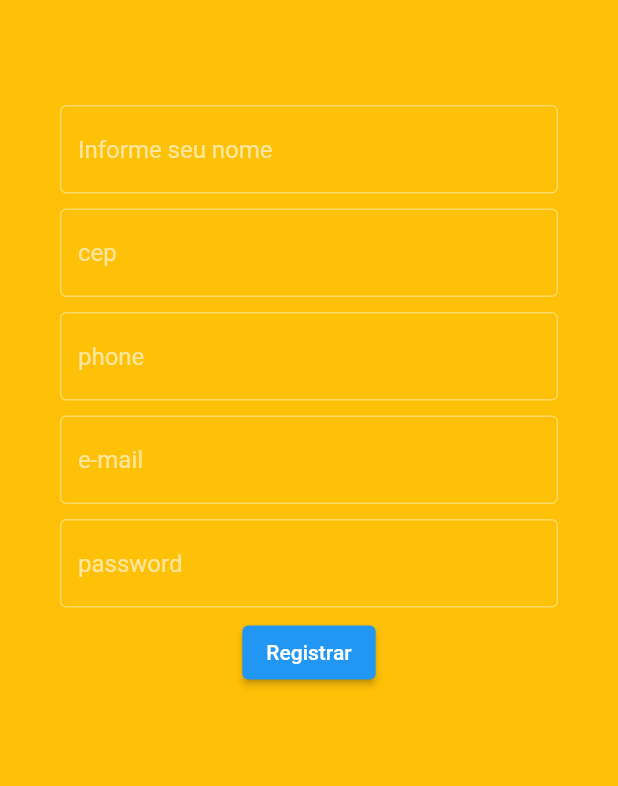
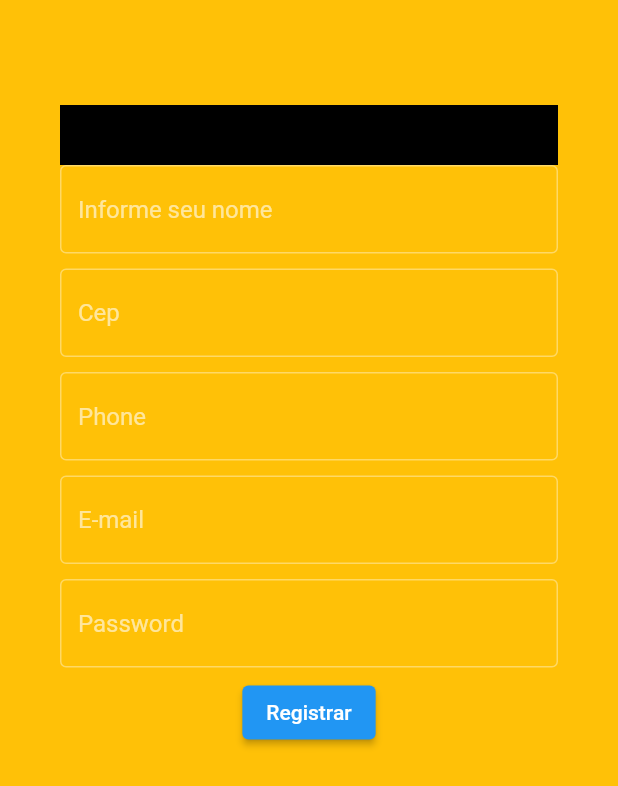
Before and after one commit to lucasaraujonogueira/Stamp, a Flutter app: the screen it shows after launch, on a phone screen of 412 x 824 dp. Shown: the top 786 px of the screen. Run offline on Flutter 3.47's test engine with Material 2 defaults, Android fonts, the phone set to English and light mode, and no system bars; our stand-ins replace sqflite; accounts and stored records are empty.

Commit message:
add img container

```diff
--- a/lib/Views/register_view.dart
+++ b/lib/Views/register_view.dart
@@ -23,6 +23,10 @@ class _RegisterViewState extends State<RegisterView> {
       color: Colors.amber,
       child: ListView(
         children: <Widget>[
+          Container(
+            height: 40,
+            color: Colors.black,
+          ),
           Form(
             child: Column(
               children: <Widget>[
@@ -44,7 +48,7 @@ class _RegisterViewState extends State<RegisterView> {
                   keyboardType: TextInputType.number,
                   controller: _cep,
                   decoration: const InputDecoration(
-                    hintText: 'cep',
+                    hintText: 'Cep',
                     border: OutlineInputBorder(),
                   ),
                 ),
@@ -55,7 +59,7 @@ class _RegisterViewState extends State<RegisterView> {
                   controller: _phone,
                   keyboardType: TextInputType.number,
                   decoration: const InputDecoration(
-                    hintText: 'phone',
+                    hintText: 'Phone',
                     border: OutlineInputBorder(),
                   ),
                 ),
@@ -67,7 +71,7 @@ class _RegisterViewState extends State<RegisterView> {
                   keyboardType: TextInputType.emailAddress,
                   cursorColor: Colors.black,
                   decoration: const InputDecoration(
-                    hintText: 'e-mail',
+                    hintText: 'E-mail',
                     border: OutlineInputBorder(),
                   ),
                 ),
@@ -79,7 +83,7 @@ class _RegisterViewState extends State<RegisterView> {
                   keyboardType: TextInputType.visiblePassword,
                   obscureText: true,
                   decoration: const InputDecoration(
-                    hintText: 'password',
+                    hintText: 'Password',
                     border: OutlineInputBorder(),
                   ),
                 ),
```
Also changed, not shown: lib/Views/initial_router.dart (+9 -1 lines).
